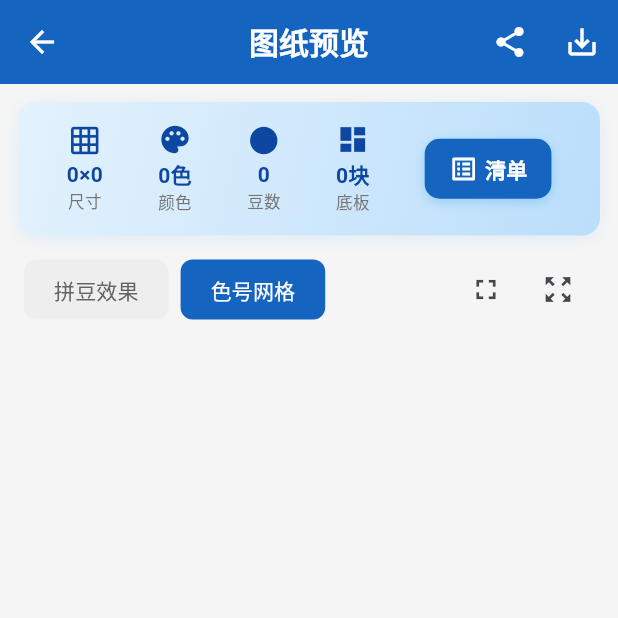
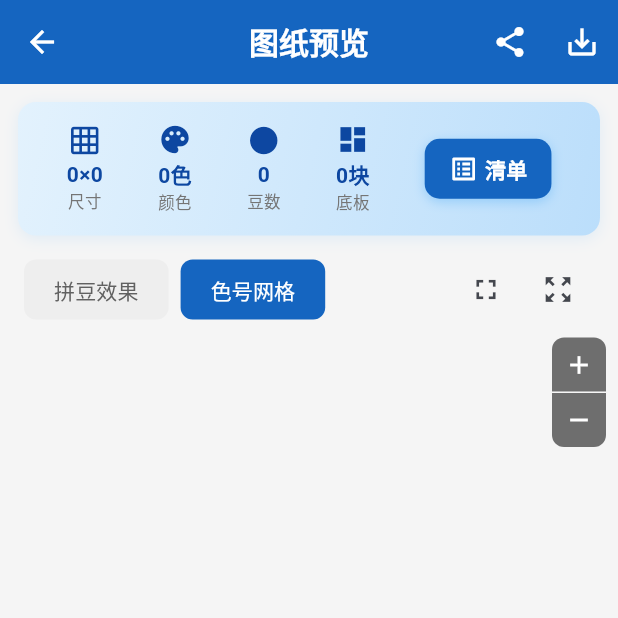
Before and after one commit to wjj01028/PINDOU, a Flutter app: the PatternPreviewPage screen opened directly with empty values, on a phone screen of 412 x 824 dp, the top half of it. Run offline on Flutter 3.47's test engine with Material 3 defaults, Android fonts, the light colour scheme and no system bars; our stand-ins replace image_picker, share_plus; statements that could not run were skipped.

```diff
--- a/wjj_pindou/lib/pages/color_palette_page.dart
+++ b/wjj_pindou/lib/pages/color_palette_page.dart
@@ -43,22 +43,24 @@ class _ColorPalettePageState extends State<ColorPalettePage> {
 
   Widget _buildSeriesNav() {
     final seriesList = MardColorPalette.getSeriesList();
-    final columns = LayoutHelper.gridColumns(context);
     final bodySz = LayoutHelper.bodySize(context);
 
     return Container(
-      height: LayoutHelper.isWide(context) ? 72 : 60,
-      margin: EdgeInsets.all(LayoutHelper.gap(context)),
-      child: GridView.count(
-        crossAxisCount: columns,
-        childAspectRatio: 2,
-        crossAxisSpacing: 4,
-        mainAxisSpacing: 4,
-        children: seriesList.map((s) {
+      height: LayoutHelper.isWide(context) ? 56 : 44,
+      margin: EdgeInsets.symmetric(
+          horizontal: LayoutHelper.gap(context),
+          vertical: LayoutHelper.isWide(context) ? 12 : 8),
+      child: ListView.separated(
+        scrollDirection: Axis.horizontal,
+        itemCount: seriesList.length,
+        separatorBuilder: (_, __) => const SizedBox(width: 8),
+        itemBuilder: (context, index) {
+          final s = seriesList[index];
           final isSelected = _selectedSeries == s['code'];
           return GestureDetector(
             onTap: () => setState(() => _selectedSeries = s['code']),
             child: Container(
+              padding: const EdgeInsets.symmetric(horizontal: 14, vertical: 6),
               decoration: BoxDecoration(
                 gradient: isSelected
                     ? const LinearGradient(
@@ -82,14 +84,14 @@ class _ColorPalettePageState extends State<ColorPalettePage> {
                 children: [
                   Text(s['code'],
                       style: TextStyle(
-                          fontSize: bodySz,
+                          fontSize: bodySz - 2,
                           fontWeight: FontWeight.bold,
                           color: isSelected
                               ? Colors.white
                               : const Color(0xFF0D47A1))),
                   Text('${s['count']}色',
                       style: TextStyle(
-                          fontSize: LayoutHelper.smallSize(context),
+                          fontSize: LayoutHelper.smallSize(context) - 2,
                           color: isSelected
                               ? Colors.white.withValues(alpha: 0.8)
                               : Colors.grey.shade600)),
@@ -97,7 +99,7 @@ class _ColorPalettePageState extends State<ColorPalettePage> {
               ),
             ),
           );
-        }).toList(),
+        },
       ),
     );
   }
--- a/wjj_pindou/lib/pages/home_page.dart
+++ b/wjj_pindou/lib/pages/home_page.dart
@@ -8,7 +8,6 @@ import '../services/pixel_converter.dart';
 import '../helpers/layout_helper.dart';
 import 'pattern_preview_page.dart';
 import 'color_palette_page.dart';
-import 'crop_page.dart';
 
 /// 主页面 - 图片上传和参数设置
 class HomePage extends StatefulWidget {
@@ -93,33 +92,11 @@ class _HomePageState extends State<HomePage>
       _saveMaskedImage(maskedBytes);
 
       if (!mounted) return;
-      setState(() => _isProcessing = false);
-
-      // 2. 进入裁剪页面，显示抠图后的结果
-      final cropResult = await Navigator.push<(int, int, int, int)>(
-        context,
-        MaterialPageRoute(
-          builder: (context) => CropPage(imageBytes: maskedBytes),
-        ),
-      );
-
-      if (cropResult == null || !mounted) return;
-
-      final (cropX, cropY, cropW, cropH) = cropResult;
-
       setState(() => _isProcessing = true);
 
-      // 3. 从 PNG 字节重新解码，保证 Alpha 通道完整，然后裁剪并生成图纸
-      final decoded = img.decodeImage(maskedBytes);
-      if (decoded == null) {
-        _showError('解码图片失败');
-        return;
-      }
-      final croppedImage = img.copyCrop(
-        decoded, x: cropX, y: cropY, width: cropW - cropX, height: cropH - cropY,
-      );
+      // 2. 直接使用全图生成图纸
       final result = PixelConverter.convert(
-        sourceImage: croppedImage,
+        sourceImage: maskedImage,
         beadWidth: _beadWidth,
       );
       setState(() => _result = result);
--- a/wjj_pindou/lib/pages/pattern_preview_page.dart
+++ b/wjj_pindou/lib/pages/pattern_preview_page.dart
@@ -310,42 +310,97 @@ class _PatternPreviewPageState extends State<PatternPreviewPage> {
       return const Center(child: CircularProgressIndicator());
     }
 
+    return LayoutBuilder(builder: (context, constraints) {
+      final image = img.decodeImage(bytes);
+      final imgW = image?.width ?? 1;
+      final imgH = image?.height ?? 1;
+      final fitScale = (constraints.maxWidth / imgW)
+          .clamp(0.0, constraints.maxHeight / imgH);
+
+      void zoomIn() {
+        final current = _transformCtrl.value.getMaxScaleOnAxis();
+        final newScale = (current * 1.3).clamp(fitScale, 10.0);
+        _transformCtrl.value = Matrix4.identity()..scale(newScale);
+      }
+
+      void zoomOut() {
+        final current = _transformCtrl.value.getMaxScaleOnAxis();
+        final newScale = (current / 1.3).clamp(fitScale, 10.0);
+        _transformCtrl.value = Matrix4.identity()..scale(newScale);
+      }
+
       return Stack(
         children: [
           InteractiveViewer(
             transformationController: _transformCtrl,
-          minScale: 0.3,
+            minScale: fitScale,
             maxScale: 10.0,
             panEnabled: true,
             scaleEnabled: true,
-          constrained: false,
+            constrained: true,
             child: Center(
               child: Image.memory(bytes, fit: BoxFit.contain),
             ),
           ),
+          // 右上角缩放按钮
+          Positioned(
+            top: _fullscreen
+                ? MediaQuery.of(context).padding.top + 4
+                : 8,
+            right: 8,
+            child: Column(
+              children: [
+                GestureDetector(
+                  onTap: zoomIn,
+                  child: Container(
+                    width: 36,
+                    height: 36,
+                    decoration: BoxDecoration(
+                      color: Colors.black.withValues(alpha: 0.55),
+                      borderRadius:
+                          const BorderRadius.vertical(top: Radius.circular(8)),
+                    ),
+                    child: const Icon(Icons.add,
+                        size: 20, color: Colors.white),
+                  ),
+                ),
+                Container(
+                  width: 36,
+                  height: 1,
+                  color: Colors.white.withValues(alpha: 0.15),
+                ),
+                GestureDetector(
+                  onTap: zoomOut,
+                  child: Container(
+                    width: 36,
+                    height: 36,
+                    decoration: BoxDecoration(
+                      color: Colors.black.withValues(alpha: 0.55),
+                      borderRadius: const BorderRadius.vertical(
+                          bottom: Radius.circular(8)),
+                    ),
+                    child: const Icon(Icons.remove,
+                        size: 20, color: Colors.white),
+                  ),
+                ),
+                if (_fullscreen) const SizedBox(height: 8),
                 if (_fullscreen)
-          Positioned(
-            top: MediaQuery.of(context).padding.top + 4,
-            right: 8,
-            child: _buildFloatingToolbar(),
+                  _buildMiniBtn(Icons.photo_library_outlined,
+                      () => setState(() => _showGrid = !_showGrid),
+                      _showGrid ? '效果' : '网格'),
+                if (_fullscreen) const SizedBox(height: 4),
+                if (_fullscreen)
+                  _buildMiniBtn(Icons.zoom_out_map, _resetZoom, '1:1'),
+                if (_fullscreen) const SizedBox(height: 4),
+                if (_fullscreen)
+                  _buildMiniBtn(Icons.fullscreen_exit,
+                      () => setState(() => _fullscreen = false), '退出'),
+              ],
+            ),
           ),
         ],
       );
-  }
-
-  Widget _buildFloatingToolbar() {
-    return Row(
-      children: [
-        _buildMiniBtn(Icons.photo_library_outlined,
-            () => setState(() => _showGrid = !_showGrid),
-            _showGrid ? '效果' : '网格'),
-        const SizedBox(width: 4),
-        _buildMiniBtn(Icons.zoom_out_map, _resetZoom, '1:1'),
-        const SizedBox(width: 4),
-        _buildMiniBtn(Icons.fullscreen_exit,
-            () => setState(() => _fullscreen = false), '退出'),
-      ],
-    );
+    });
   }
 
   Widget _buildMiniBtn(IconData icon, VoidCallback onTap, String label) {
--- a/wjj_pindou/lib/services/pixel_converter.dart
+++ b/wjj_pindou/lib/services/pixel_converter.dart
@@ -596,9 +596,11 @@ class PixelConverter {
         }
       }
 
-      // 色号居中：3位及以上的型号字体缩小 30%
+      // 色号居中：2位码缩小30%，3位及以上基于2位码再缩10%
       final code = cell.color!.code;
-      final fontScale = code.length <= 2 ? baseFontScale : (baseFontScale * 0.7).round().clamp(1, 10);
+      final fontScale = code.length <= 2
+          ? (baseFontScale * 0.7).round().clamp(1, 10)
+          : (baseFontScale * 0.63).round().clamp(1, 10);
       final tc = _textColorForBackground(mc.r, mc.g, mc.b);
       final tw = _textWidth(code, fontScale);
       final tx = sx + (cellSize - tw) ~/ 2;
@@ -714,50 +716,84 @@ class PixelConverter {
   /// 生成完整导出图纸（网格+色号+底部材料清单）
   /// 输出适配 A4 纸 300 DPI 打印，网格填满幅面，材料列表字体放大
   static img.Image generateExportImage(PatternResult result) {
-    // A4 打印尺寸 (300 DPI, 15mm 边距)
+    // A4 打印尺寸: 210mm × 297mm, 300 DPI, 上下左右各 10mm 边距
     const printDPI = 300.0;
-    const marginMM = 15.0;
-    final printW = ((210 - marginMM * 2) / 25.4 * printDPI).round(); // ~2126px
-    final materialListPerRow = 6; // 材料清单每行卡片数
-    const cardTextFont = 3;       // 卡片文字放大 3 倍
+    const marginMM = 10.0;
+    final marginPx = (marginMM / 25.4 * printDPI).round(); // 10mm → px
+
+    // A4 页面总像素
+    final pageW = (210 / 25.4 * printDPI).round(); // ~2480px
+    final pageH = (297 / 25.4 * printDPI).round(); // ~3508px
+
+    // 可用区域 (页面 - 边距)
+    final usableW = pageW - marginPx * 2;
+    final usableH = pageH - marginPx * 2;
+
+    // 图案占 90% 高度，材料清单占 10% 高度
+    final maxPatternH = (usableH * 0.90).round();
 
     final beadW = result.width;
     final beadH = result.height;
 
-    // 网格单元格自适应 A4 宽度
-    final cellSize = (printW / beadW).round().clamp(28, 120);
+    // 网格单元格自适应 A4 可用宽度
+    int cellSize = (usableW / beadW).round().clamp(28, 120);
     final gridFont = (cellSize / 15.0).round().clamp(2, 5);
 
     const gridLineWidth = 2;
-    final gridW = beadW * cellSize;
-    final gridH = beadH * cellSize;
+    int gridW = beadW * cellSize;
+    int gridH = beadH * cellSize;
 
-    // 材料清单卡片尺寸（放大）
-    const cardPad = 20;
-    const cardBdr = 2;
-    const cardGapV = 14;
-    const cardGapH = 14;
-    const swatchW = 40;
-    const swatchH = 48;
-    const cardW = cardPad * 2 + cardBdr * 2 + swatchW + 14 + 100; // 色块 + 间距 + 文字区
-    const cardH = cardPad * 2 + cardBdr * 2 + swatchH;
+    // 如果图案高度超出 90%，缩小 cellSize
+    if (gridH > maxPatternH) {
+      cellSize = (maxPatternH / beadH).round().clamp(28, 120);
+      gridW = beadW * cellSize;
+      gridH = beadH * cellSize;
+    }
 
-    final gapH = (20.0 / 25.4 * printDPI).round(); // 20mm 间距
-    final rows = (result.materialList.length + materialListPerRow - 1) ~/ materialListPerRow;
-    final listPadTop = 30;
-    final listTitleH = 50;
-    final listPadBot = 30;
-    final listH = listPadTop + listTitleH + rows * (cardH + cardGapV) + listPadBot;
+    // 网格在页面中水平居中
+    final gridX0 = marginPx + (usableW - gridW) ~/ 2;
+    final gridY0 = marginPx;
 
-    final totalH = gridH + gapH + listH;
+    // 材料清单：按色号排序
+    final sortedList = List<MaterialItem>.from(result.materialList)
+      ..sort((a, b) => a.color.code.compareTo(b.color.code));
 
-    final image = img.Image(width: gridW, height: totalH);
+    // 材料清单卡片布局 (10% 高度, 卡片宽度+20%)
+    const materialListPerRow = 8;
+    const cardTextFont = 2;
+    const cardPad = 6;
+    const cardBdr = 1;
+    const swatchW = 20;
+    const swatchH = 24;
+    const textW = 76; // 文字区域 (+20%)
+    const cardW = cardPad * 2 + cardBdr * 2 + swatchW + 8 + textW; // ~118px
+    const cardH = cardPad * 2 + cardBdr * 2 + swatchH; // 38px
+    const cardGapV = 4;
+    const cardGapH = 6;
+
+    final rows = (sortedList.length + materialListPerRow - 1) ~/ materialListPerRow;
+    const listPadTop = 6;
+    const listPadBot = 6;
+    final listContentH = rows * (cardH + cardGapV) - (rows > 0 ? cardGapV : 0);
+    final listH = listPadTop + listContentH + listPadBot;
+
+    // 清单在 A4 页面中的位置
+    final listY0 = gridY0 + maxPatternH + (usableH - maxPatternH - listH) ~/ 2;
+
+    // 清单左/右边距 1cm
+    final listMarginLR = marginPx;
+    final listUsableW = usableW - listMarginLR * 2;
+    final totalCardWidth = materialListPerRow * cardW + (materialListPerRow - 1) * cardGapH;
+    final cardsX0 = marginPx + listMarginLR + (listUsableW - totalCardWidth) ~/ 2;
+
+    // 创建 A4 页面图像
+    final image = img.Image(width: pageW, height: pageH);
     img.fill(image, color: img.ColorRgba8(255, 255, 255, 255));
 
     // ======== 网格图纸 ========
     for (final cell in result.grid) {
-      final sx = cell.x * cellSize;
-      final sy = cell.y * cellSize;
+      final sx = gridX0 + cell.x * cellSize;
+      final sy = gridY0 + cell.y * cellSize;
 
       if (cell.isEmpty || cell.color == null) {
         for (int dy = 0; dy < cellSize; dy++) {
@@ -790,9 +826,11 @@ class PixelConverter {
         }
       }
 
-      // 色号居中：3位及以上的型号字体缩小 30%
+      // 色号居中：2位码缩小37%，3位及以上基于2位码再缩10%
       final code = cell.color!.code;
-      final effGridFont = code.length <= 2 ? gridFont : (gridFont * 0.7).round().clamp(1, 10);
+      final effGridFont = code.length <= 2
+          ? (gridFont * 0.63).round().clamp(1, 10)
+          : (gridFont * 0.57).round().clamp(1, 10);
       final tc = _textColorForBackground(mc.r, mc.g, mc.b);
       final tw = _textWidth(code, effGridFont);
       final tx = sx + (cellSize - tw) ~/ 2;
@@ -800,37 +838,30 @@ class PixelConverter {
       _drawText(image, code, tx, ty, tc, effGridFont);
     }
 
-    // ======== 分隔线 ========
-    final sepY = gridH + gapH ~/ 2;
-    for (int x = 0; x < gridW; x++) {
-      image.setPixel(x, sepY, img.ColorRgba8(200, 200, 200, 255));
+    // ======== 分隔虚线 ========
+    final sepY = listY0 - 4;
+    for (int x = marginPx; x < pageW - marginPx; x += 8) {
+      for (int i = 0; i < 2; i++) {
+        if (x + i < image.width) {
+          image.setPixel(x + i, sepY, img.ColorRgba8(180, 180, 180, 255));
+        }
+      }
     }
 
     // ======== 材料清单 ========
-    final listY0 = gridH + gapH;
-
     // 清单背景
-    for (int y = listY0; y < totalH; y++) {
-      for (int x = 0; x < gridW; x++) {
-        image.setPixel(x, y, img.ColorRgba8(250, 250, 250, 255));
+    for (int y = listY0; y < listY0 + listH; y++) {
+      for (int x = marginPx; x < pageW - marginPx; x++) {
+        if (x < image.width && y < image.height) {
+          image.setPixel(x, y, img.ColorRgba8(250, 250, 250, 255));
+        }
       }
     }
 
-    // 标题
-    _drawText(image, 'Material  List', 16, listY0 + listPadTop,
-        img.ColorRgba8(50, 50, 50, 255), 4);
+    final cardsY0 = listY0 + listPadTop;
 
-    // 副标题
-    final sub = '${result.width}x${result.height} beads  /  ${result.colorCount} colors  /  ${result.totalBeads} pcs';
-    _drawText(image, sub, 24, listY0 + listPadTop + 30,
-        img.ColorRgba8(140, 140, 140, 255), 2);
-
-    final cardsY0 = listY0 + listPadTop + listTitleH;
-    final totalCardWidth = materialListPerRow * cardW + (materialListPerRow - 1) * cardGapH;
-    final cardsX0 = (gridW - totalCardWidth) ~/ 2;
-
-    for (int i = 0; i < result.materialList.length; i++) {
-      final item = result.materialList[i];
+    for (int i = 0; i < sortedList.length; i++) {
+      final item = sortedList[i];
       final col = i % materialListPerRow;
       final rowIdx = i ~/ materialListPerRow;
 
@@ -845,7 +876,7 @@ class PixelConverter {
           }
         }
       }
-      // 边框（2px 粗）
+      // 边框
       for (int t = 0; t < cardBdr; t++) {
         for (int py = cy; py < cy + cardH; py++) {
           if (py < image.height) {
@@ -878,14 +909,14 @@ class PixelConverter {
         }
       }
 
-      // 色号 + 数量（放大字体）
-      final tX = swX + swatchW + 14;
-      final tY = swY + 6;
+      // 色号 + 数量 (垂直居中)
+      final tX = swX + swatchW + 8;
+      final tY = cy + (cardH - 7 * cardTextFont) ~/ 2;
       _drawText(image, item.color.code, tX, tY,
           img.ColorRgba8(30, 30, 30, 255), cardTextFont);
-      final cntX = tX + _textWidth(item.color.code, cardTextFont) + 12;
-      _drawText(image, 'x${item.count}', cntX, tY + 4,
-          img.ColorRgba8(140, 140, 140, 255), cardTextFont);
+      final cntX = tX + _textWidth(item.color.code, cardTextFont) + 8;
+      _drawText(image, 'x${item.count}', cntX, tY,
+          img.ColorRgba8(130, 130, 130, 255), cardTextFont);
     }
 
     return image;
```
Also changed, not shown: 12 other files. Lines whose indentation alone changed are shown as unchanged.
